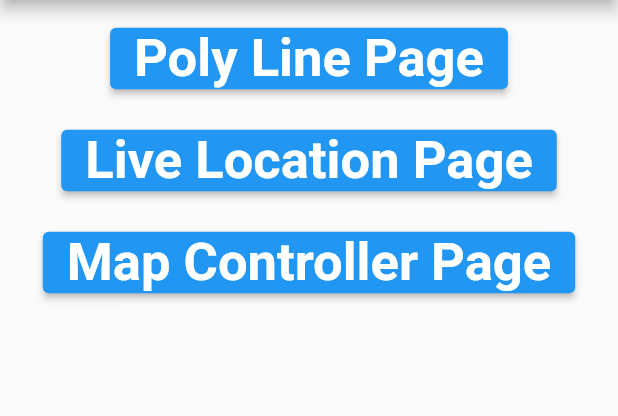
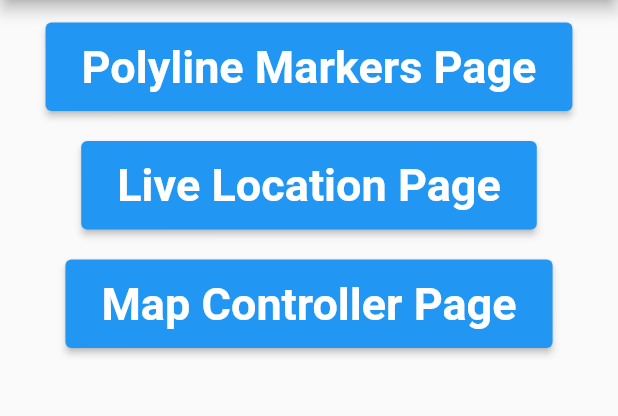
Before and after one commit to MuhammadBilalAkbar/flutter_map_package, a Flutter app: the screen it shows after launch, on a phone screen of 412 x 824 dp, the part 84-500 px from its top. Run offline on Flutter 3.47's test engine with Material 2 defaults, Android fonts, the light colour scheme and no system bars; our stand-ins replace flutter_map, latlong2, location.

Commit message:
Initial commit

```diff
--- a/lib/main.dart
+++ b/lib/main.dart
@@ -17,11 +17,12 @@ class MyApp extends StatelessWidget {
         ),
         elevatedButtonTheme: ElevatedButtonThemeData(
           style: ElevatedButton.styleFrom(
-            textStyle: const TextStyle(
-              fontSize: 35,
-              fontWeight: FontWeight.bold,
-            ),
-          ),
+              textStyle: const TextStyle(
+                fontSize: 30,
+                fontWeight: FontWeight.bold,
+              ),
+              padding:
+                  const EdgeInsets.symmetric(vertical: 12, horizontal: 24)),
         ),
         appBarTheme: const AppBarTheme(
           centerTitle: true,
--- a/lib/pages/home_page.dart
+++ b/lib/pages/home_page.dart
@@ -1,7 +1,7 @@
 import 'package:flutter/material.dart';
 import 'package:flutter_map_package/pages/live_location_page.dart';
 import 'package:flutter_map_package/pages/map_controller_page.dart';
-import 'package:flutter_map_package/pages/poly_line_page.dart';
+import 'package:flutter_map_package/pages/polyline_markers_page.dart';
 
 class HomePage extends StatefulWidget {
   const HomePage({Key? key}) : super(key: key);
@@ -25,10 +25,10 @@ class _HomePageState extends State<HomePage> {
                   onPressed: () => Navigator.push(
                     context,
                     MaterialPageRoute(
-                      builder: (context) => const PolyLinePage(),
+                      builder: (context) => const PolylineMarkersPage(),
                     ),
                   ),
-                  child: const Text('Poly Line Page'),
+                  child: const Text('Polyline Markers Page'),
                 ),
                 const SizedBox(height: 20),
                 ElevatedButton(
--- a/lib/pages/live_location_page.dart
+++ b/lib/pages/live_location_page.dart
@@ -137,11 +137,10 @@ class LiveLocationPageState extends State<LiveLocationPage> {
                 ),
                 children: [
                   TileLayer(
-                    urlTemplate:
-                        'https://api.mapbox.com/styles/v1/{id}/tiles/{z}/{x}/{y}?access_token=${AppConstants.mapBoxAccessToken}',
+                    urlTemplate: AppConstants.urlTemplate,
                     additionalOptions: const {
                       'accessToken': AppConstants.mapBoxAccessToken,
-                      'id': 'mapbox/outdoors-v12',
+                      'id': AppConstants.mapBoxStyleStreetId,
                     },
                   ),
                   MarkerLayer(markers: markers),
--- a/lib/pages/map_controller_page.dart
+++ b/lib/pages/map_controller_page.dart
@@ -163,7 +163,7 @@ class MapControllerPageState extends State<MapControllerPage> {
                     'https://api.mapbox.com/styles/v1/{id}/tiles/{z}/{x}/{y}?access_token=${AppConstants.mapBoxAccessToken}',
                     additionalOptions: const {
                       'accessToken': AppConstants.mapBoxAccessToken,
-                      'id': 'mapbox/outdoors-v12',
+                      'id': AppConstants.mapBoxStyleNightId,
                     },
                   ),
                   MarkerLayer(markers: markers),
```
Also changed, not shown: lib/app_constants.dart (+7 -2 lines), lib/pages/polyline_markers_page.dart (renamed from lib/pages/poly_line_page.dart, +5 -5 lines).
